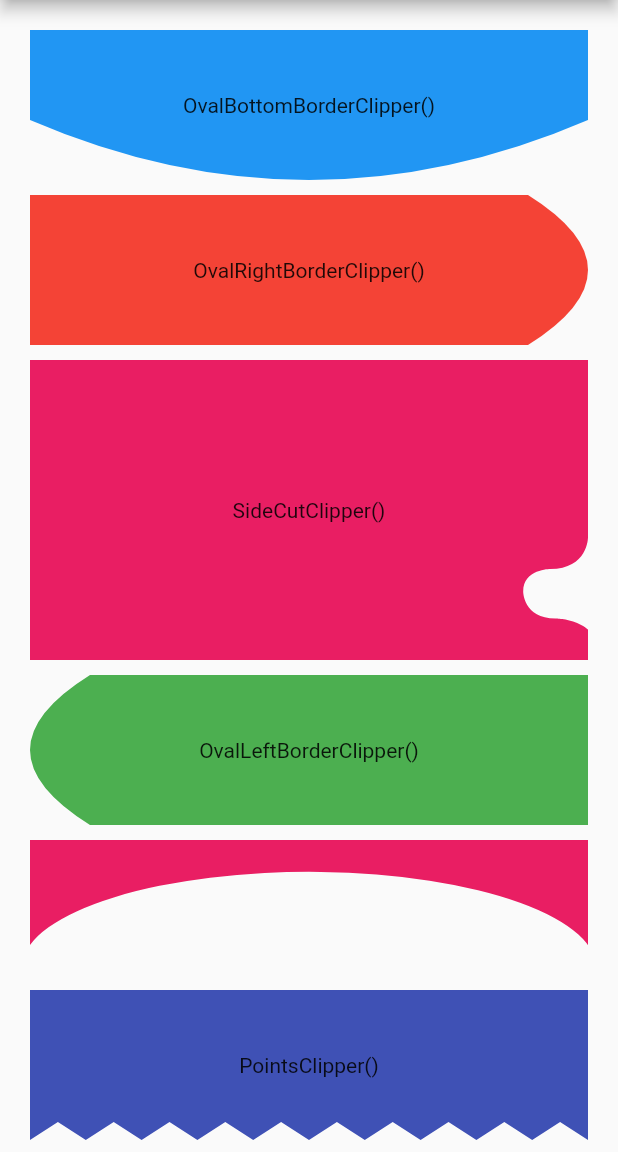
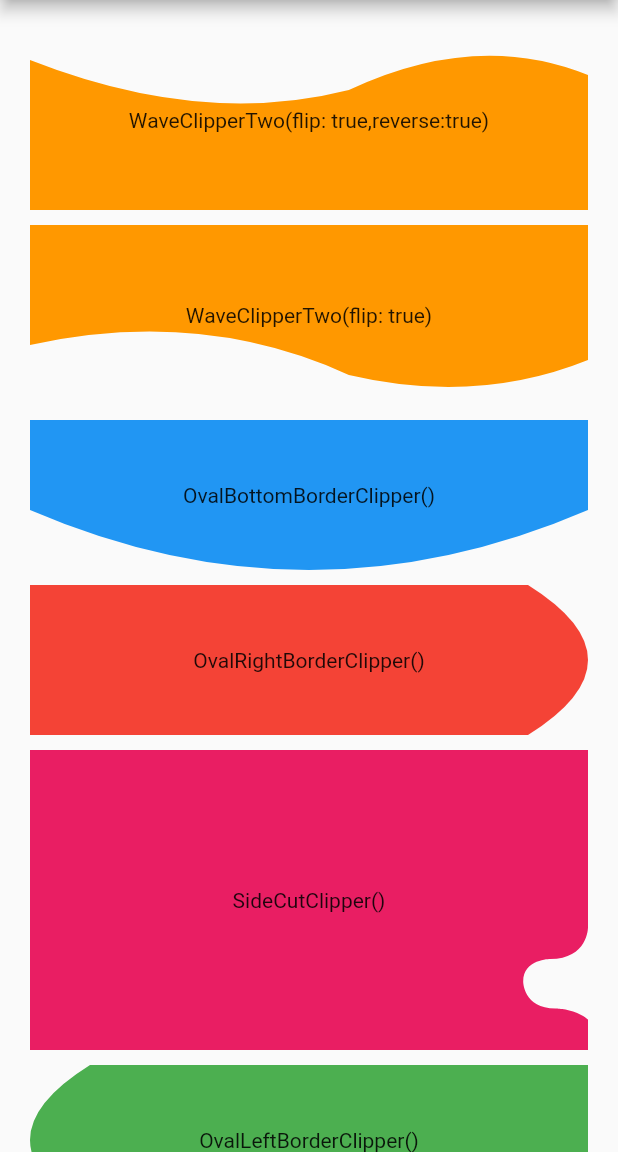
Before and after one commit to lohanidamodar/flutter_custom_clippers, a Flutter app: the screen it shows after launch, on a phone screen of 412 x 824 dp, the part 84-1236 px from its top. Run offline on Flutter 3.47's test engine with Material 2 defaults, Android fonts, the phone set to English and light mode, and no system bars.

Commit message:
wave clipper 2 flipped

```diff
--- a/example/lib/main.dart
+++ b/example/lib/main.dart
@@ -22,6 +22,24 @@ class HomeScreen extends StatelessWidget {
       body: ListView(
         padding: EdgeInsets.all(20.0),
         children: <Widget>[
+          ClipPath(
+            clipper: WaveClipperTwo(flip: true,reverse: true),
+            child: Container(
+              height: 120,
+              color: Colors.orange,
+              child: Center(child: Text("WaveClipperTwo(flip: true,reverse:true)")),
+            ),
+          ),
+          SizedBox(height: 10.0),
+          ClipPath(
+            clipper: WaveClipperTwo(flip: true),
+            child: Container(
+              height: 120,
+              color: Colors.orange,
+              child: Center(child: Text("WaveClipperTwo(flip: true)")),
+            ),
+          ),
+          SizedBox(height: 10.0),
           ClipPath(
             clipper: OvalBottomBorderClipper(),
             child: Container(
--- a/lib/src/wave_clipper_2.dart
+++ b/lib/src/wave_clipper_2.dart
@@ -2,13 +2,14 @@ import 'package:flutter/material.dart';
 
 class WaveClipperTwo extends CustomClipper<Path> {
   bool reverse;
+  bool flip;
 
-  WaveClipperTwo({this.reverse = false});
+  WaveClipperTwo({this.reverse = false,this.flip=false});
 
   @override
   Path getClip(Size size) {
     var path = Path();
-    if (!reverse) {
+    if (!reverse && !flip) {
       path.lineTo(0.0, size.height - 20);
 
       var firstControlPoint = Offset(size.width / 4, size.height);
@@ -25,6 +26,36 @@ class WaveClipperTwo extends CustomClipper<Path> {
       path.lineTo(size.width, size.height - 40);
       path.lineTo(size.width, 0.0);
       path.close();
+    } else if (!reverse && flip) {
+      path.lineTo(0.0, size.height - 40);
+      var firstControlPoint = Offset(size.width/3.25,size.height-65);
+      var firstEndPoint = Offset(size.width/1.75, size.height - 20);
+      path.quadraticBezierTo(firstControlPoint.dx, firstControlPoint.dy, firstEndPoint.dx, firstEndPoint.dy);
+
+      var secondCP = Offset(size.width/1.25,size.height);
+      var secondEP = Offset(size.width, size.height-30);
+      path.quadraticBezierTo(secondCP.dx, secondCP.dy,
+          secondEP.dx, secondEP.dy);
+
+      path.lineTo(size.width, size.height-20);
+      path.lineTo(size.width, 0.0);
+      path.close();
+
+    } else if (reverse && flip) {
+      path.lineTo(0.0, 20);
+      var firstControlPoint = Offset(size.width/3.25,65);
+      var firstEndPoint = Offset(size.width/1.75, 40);
+      path.quadraticBezierTo(firstControlPoint.dx, firstControlPoint.dy, firstEndPoint.dx, firstEndPoint.dy);
+
+      var secondCP = Offset(size.width/1.25,0);
+      var secondEP = Offset(size.width, 30);
+      path.quadraticBezierTo(secondCP.dx, secondCP.dy,
+          secondEP.dx, secondEP.dy);
+
+      path.lineTo(size.width, size.height);
+      path.lineTo(0.0,size.height);
+      path.close();
+
     } else {
       path.lineTo(0.0, 20);
 
```
